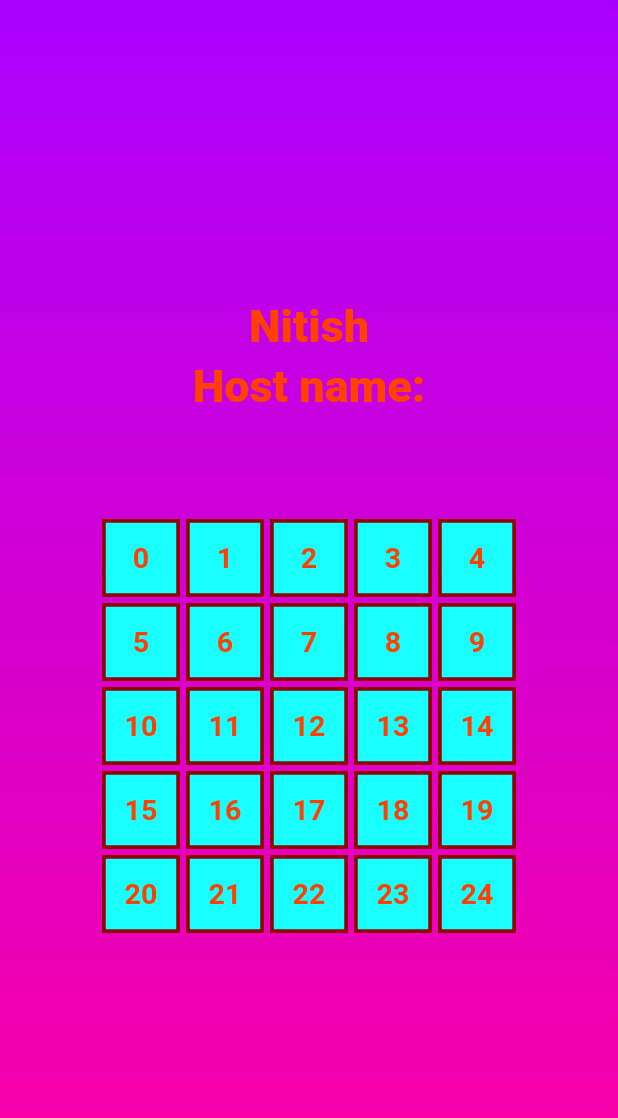
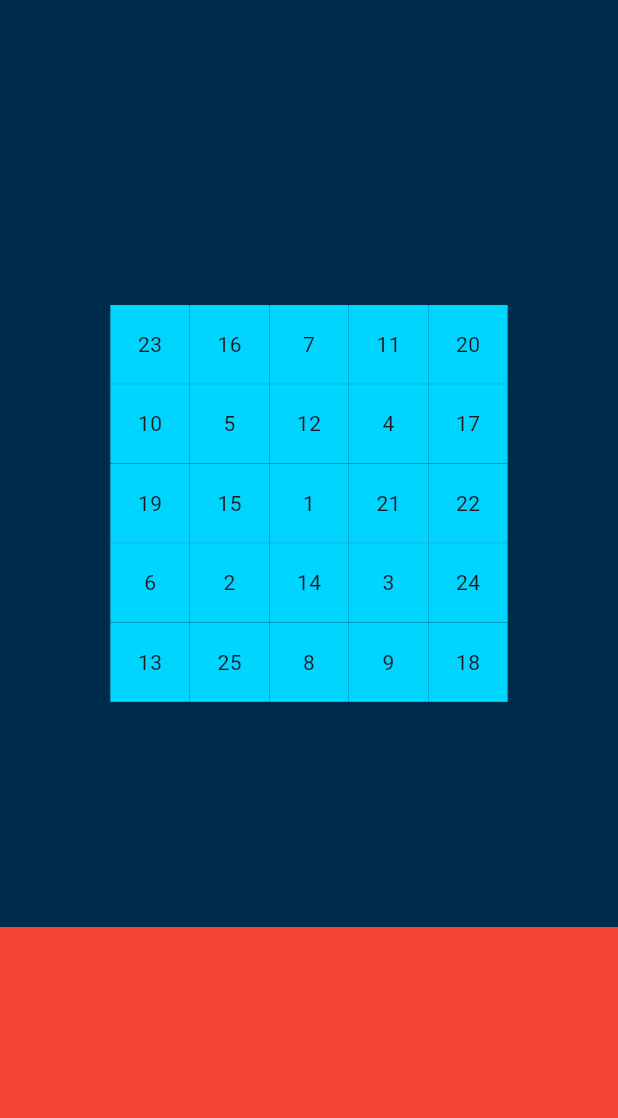
Before and after one commit to Nitish631/Bingo_N, a Flutter app: the screen it shows after launch, on a phone screen of 412 x 824 dp. Shown: the top 1118 px of the screen. Run offline on Flutter 3.47's test engine with Material 3 defaults, Android fonts, the phone set to English and light mode, and no system bars; our stand-ins replace google_fonts, sqflite; accounts and stored records are empty.

Commit message:
GamingPage is complete

```diff
--- /dev/null
+++ b/lib/Dummy/GamingPage.dart
@@ -0,0 +1,182 @@
+import 'package:bingo_n/GameData/GameData.dart';
+import 'package:flutter/material.dart';
+import 'package:google_fonts/google_fonts.dart';
+
+class GamingPage extends StatefulWidget {
+  const GamingPage({super.key});
+
+  @override
+  State<GamingPage> createState() => _GamingPageState();
+}
+
+class _GamingPageState extends State<GamingPage> {
+  GameData gameData = GameData.instance;
+  Color unClickedContainerColor=const Color.fromARGB(255,0,213,255,);
+  Color ClickedContainerColor=const Color.fromARGB(170, 0, 213, 255);
+  @override
+  Widget build(BuildContext context) {
+    double width = MediaQuery.of(context).size.width * 0.9;
+    double height = width * 6 / 7;
+    return Scaffold(
+      body: AnimatedBuilder(
+        animation: GameData.instance,
+        builder: (context, child) {
+          return Container(
+            height: double.infinity,
+            width: double.infinity,
+            child: Column(
+              mainAxisAlignment: MainAxisAlignment.center,
+              children: [
+                Expanded(
+                  flex: 3,
+                  child: Container(
+                    child: Center(
+                      child: Container(
+                        width: width,
+                        height: height,
+                        child: Row(
+                          children: [
+                            Container(
+                              height: height,
+                              width: width / 7,
+                              child: Column(
+                                crossAxisAlignment: CrossAxisAlignment.center,
+                                children: List.generate(6, (i) {
+                                  int patternIndex;
+                                  if (i == 0) {
+                                    patternIndex = 10;
+                                  } else {
+                                    patternIndex = i - 1;
+                                  }
+                                  return Container(
+                                    height: height / 6,
+                                    width: height / 6,
+                                    child: Center(
+                                      child: Text(
+                                        gameData.getCharIfPatternMatched(
+                                          patternIndex,
+                                        ),
+                                        style: GoogleFonts.poppins(
+                                          fontSize: 20,
+                                          fontWeight: FontWeight.bold,
+                                          color: Colors.deepOrange,
+                                        ),
+                                      ),
+                                    ),
+                                  );
+                                }),
+                              ),
+                            ),
+                            Container(
+                              height: height,
+                              width: height,
+                              child: Column(
+                                mainAxisAlignment: MainAxisAlignment.center,
+                                children: [
+                                  Container(
+                                    height: height / 6,
+                                    child: Row(
+                                      children: List.generate(6, (i) {
+                                        int patternIndex;
+                                        if (i == 5) {
+                                          patternIndex = 11;
+                                        } else {
+                                          patternIndex = i + 5;
+                                        }
+                                        return Container(
+                                          height: height / 6,
+                                          width: height / 6,
+                                          child: Center(
+                                            child: Text(
+                                              gameData.getCharIfPatternMatched(
+                                                patternIndex,
+                                              ),
+                                              style: GoogleFonts.poppins(
+                                                fontSize: 20,
+                                                fontWeight: FontWeight.bold,
+                                                color: Colors.deepOrange,
+                                              ),
+                                            ),
+                                          ),
+                                        );
+                                      }),
+                                    ),
+                                  ),
+                                  Row(
+                                    crossAxisAlignment:
+                                        CrossAxisAlignment.start,
+                                    children: [
+                                      Container(
+                                        width: width * 5 / 7,
+                                        height: width * 5 / 7,
+                                        child: GridView.builder(
+                                          gridDelegate:
+                                              SliverGridDelegateWithFixedCrossAxisCount(
+                                                crossAxisCount: 5,
+                                                crossAxisSpacing: 0.1,
+                                                mainAxisSpacing: 0.1,
+                                                childAspectRatio: 1,
+                                              ),
+                                          itemBuilder: (context, index) {
+                                            int element;
+                                            try{
+                                              element=int.parse(gameData.getElementOfIndexOfMyPattern(index));
+                                            }catch(e){
+                                              element=-1;
+                                            }
+                                            bool clicked=gameData.isClicked(element);
+                                            return InkWell(
+                                              onTap: () {
+                                                int num;
+                                                if (gameData.isMyTurn()) {
+                                                  try {
+                                                    num = int.parse(
+                                                      gameData
+                                                          .getElementOfIndexOfMyPattern(
+                                                            index,
+                                                          ),
+                                                    );
+                                                  } catch (e) {
+                                                    num = -1;
+                                                  }
+                                                  gameData
+                                                      .updateGameClickedPattern(
+                                                        num,
+                                                      );
+                                                }
+                                                gameData.calculateWon();
+                                              },
+                                              child: Container(
+                                                color: clicked?ClickedContainerColor:unClickedContainerColor,
+                                                alignment: Alignment.center,
+                                                child: Text(
+                                                  gameData
+                                                      .getElementOfIndexOfMyPattern(
+                                                        index,
+                                                      ),
+                                                ),
+                                              ),
+                                            );
+                                          },
+                                        ),
+                                      ),
+                                    ],
+                                  ),
+                                ],
+                              ),
+                            ),
+                          ],
+                        ),
+                      ),
+                    ),
+                  ),
+                ),
+                Expanded(flex: 1, child: Container(color: Colors.red)),
+              ],
+            ),
+          );
+        },
+      ),
+    );
+  }
+}
--- a/lib/GameData/GameData.dart
+++ b/lib/GameData/GameData.dart
@@ -3,35 +3,39 @@ import 'package:flutter/material.dart';
 
 class GameData extends ChangeNotifier {
   late Map<int, String> playersWithId;
-  bool gameStarted = false;
-  late List<int> readyPlayers;
-  late List<int> gameClickedPattern = [];
-  late List<int> wonList;
-  late int turnId;
-  late List<int> myPattern;
-  int? _myId;
+  bool gameStarted = true;//
+  List<int> readyPlayers=[];
+  List<int> gameClickedPattern = [];
+  List<int> wonList=[];
+  late int turnId=1;
+  List<int> myPattern=[23,16,7,11,20,10,5,12,4,17,19,15,1,21,22,6,2,14,3,24,13,25,8,9,18];
+  List<int>indexClickedPattern=[];
+  int _myId=1;//
   late String name;
   bool showReconnectButton = false;
   bool goBackToLobby = false;
   List<int> indexesOfWonPatternMatched=[];
+  Map<int,String> matchingCharacter={};
+  List<String> matchingString=['B','I','N','G','O'];
+  int count=0;
   late ConnectionStatus connectionStatus = ConnectionStatus.instance;
 
   static final GameData instance = GameData._init();
   GameData._init();
 
 final List<List<int>> winningList = [
-  [0, 1, 2, 3, 4],
-  [5, 6, 7, 8, 9],
-  [10, 11, 12, 13, 14],
-  [15, 16, 17, 18, 19],
-  [20, 21, 22, 23, 24],
-  [0, 5, 10, 15, 20],
-  [1, 6, 11, 16, 21],
-  [2, 7, 12, 17, 22],
-  [3, 8, 13, 18, 23],
-  [4, 9, 14, 19, 24],
-  [0, 6, 12, 18, 24],
-  [4, 8, 12, 16, 20],
+  [0, 1, 2, 3, 4],//0
+  [5, 6, 7, 8, 9],//1
+  [10, 11, 12, 13, 14],//2
+  [15, 16, 17, 18, 19],//3
+  [20, 21, 22, 23, 24],//4
+  [0, 5, 10, 15, 20],//5
+  [1, 6, 11, 16, 21],//6
+  [2, 7, 12, 17, 22],//7
+  [3, 8, 13, 18, 23],//8
+  [4, 9, 14, 19, 24],//9
+  [0, 6, 12, 18, 24],//10
+  [4, 8, 12, 16, 20],//11
 ];
   void setPlayersWithId(Map<int, String> map) {
     if (!gameStarted) {
@@ -43,7 +47,7 @@ final List<List<int>> winningList = [
 
   int get myId => _myId!;
   void setId(int? id) {
-    _myId ??= id;
+    // _myId ??= id;
   }
 
   void setName(String? Name) {
@@ -60,9 +64,10 @@ final List<List<int>> winningList = [
     wonList = [];
     turnId = -1;
     myPattern = [];
-    _myId = null;
+    _myId = -1;//
     showReconnectButton = false;
     goBackToLobby = false;
+    indexClickedPattern=[];
     connectionStatus.reset();
     notifyListeners();
   }
@@ -71,43 +76,90 @@ final List<List<int>> winningList = [
     notifyListeners();
   }
 
-  List<int> updateGameClickedPattern(int clicked) {
+  void updateGameClickedPattern(int clicked) {
+    if(clicked<0)return ;
     if (!gameClickedPattern.contains(clicked)) {
       gameClickedPattern.add(clicked);
     }
-    return gameClickedPattern;
+    notifyListeners();
+    return ;
   }
+  void updateGameClickedPatternWithIndexAndNumber(int index,int num){
+    updateGameClickedPattern(num);
+    if(index<0)return;
+    if(!indexClickedPattern.contains(index)){
+      indexClickedPattern.add(index);
+    }
+
+  }
+
   void addWonPlayer(id){
     if(!wonList.contains(id)){
       wonList.add(id);
     }
+    notifyListeners();
   }
   void calculateWon(){
     //CALCULATE IF YOU WON
     if(!gameStarted)return;
     if(wonList.contains(_myId)) return;
-    if(indexesOfWonPatternMatched.length==5){
+    if(indexesOfWonPatternMatched.length>=5){
       wonList.add(_myId!);
       return;
     }
     bool matched=true;
+    int num;
     for(List<int> matchedPattern in winningList){
       if(indexesOfWonPatternMatched.length>=5)break;
       if(indexesOfWonPatternMatched.contains(winningList.indexOf(matchedPattern))) continue;
       matched=true;
       for(int element in matchedPattern){
-        if(!gameClickedPattern.contains(element)){
+        try{
+          num=int.parse(getElementOfIndexOfMyPattern(element));
+        }catch(e){
+          num=-1;
+        }
+        if(!gameClickedPattern.contains(num)){
           matched=false;
           break;
         }
       }
       if(matched){
         indexesOfWonPatternMatched.add(winningList.indexOf(matchedPattern));
+        matchingCharacter[winningList.indexOf(matchedPattern)]=matchingString.elementAt(count);
+        count++;
       }
     }
     if(indexesOfWonPatternMatched.length>=5){
       wonList.add(_myId!);
     }
+    notifyListeners();
 
   }
+  String getCharIfPatternMatched(int patternIndex){
+    calculateWon();
+    if(indexesOfWonPatternMatched.contains(patternIndex)){
+      String? char=matchingCharacter[patternIndex];
+      if(char !=null){
+        notifyListeners();
+        return char;
+      }
+    }
+    notifyListeners();
+    return "";
+  }
+  bool isClicked(int n){
+    if(n<0)return false;
+    return gameClickedPattern.contains(n);
+  }
+  String getElementOfIndexOfMyPattern(int index){
+    try{
+      return myPattern.elementAt(index).toString();
+    }catch(e){
+      return "";
+    }
+  }
+  bool isMyTurn(){
+    return turnId==myId;
+  }
 }
--- a/lib/main.dart
+++ b/lib/main.dart
@@ -1,7 +1,6 @@
+import 'package:bingo_n/Dummy/GamingPage.dart';
 import 'package:bingo_n/GameData/GameData.dart';
 import 'package:bingo_n/database/userInfo.dart';
-import 'package:bingo_n/screen/GamingPage.dart';
-import 'package:bingo_n/screen/RolePage.dart';
 // import 'package:bingo_n/screen/animation.dart';
 import 'package:flutter/material.dart';
 void main(List<String> args) async{
@@ -23,9 +22,10 @@ class Game extends StatefulWidget {
 class _GameState extends State<Game> {
   @override
   Widget build(BuildContext context) {
-    return const MaterialApp(
+    return MaterialApp(
       debugShowCheckedModeBanner: false,
-      home:Gamingpage()
+      theme: ThemeData(scaffoldBackgroundColor: Color.fromRGBO(0, 44, 75, 1)),
+      home:GamingPage()
     );
   }
 }
```
